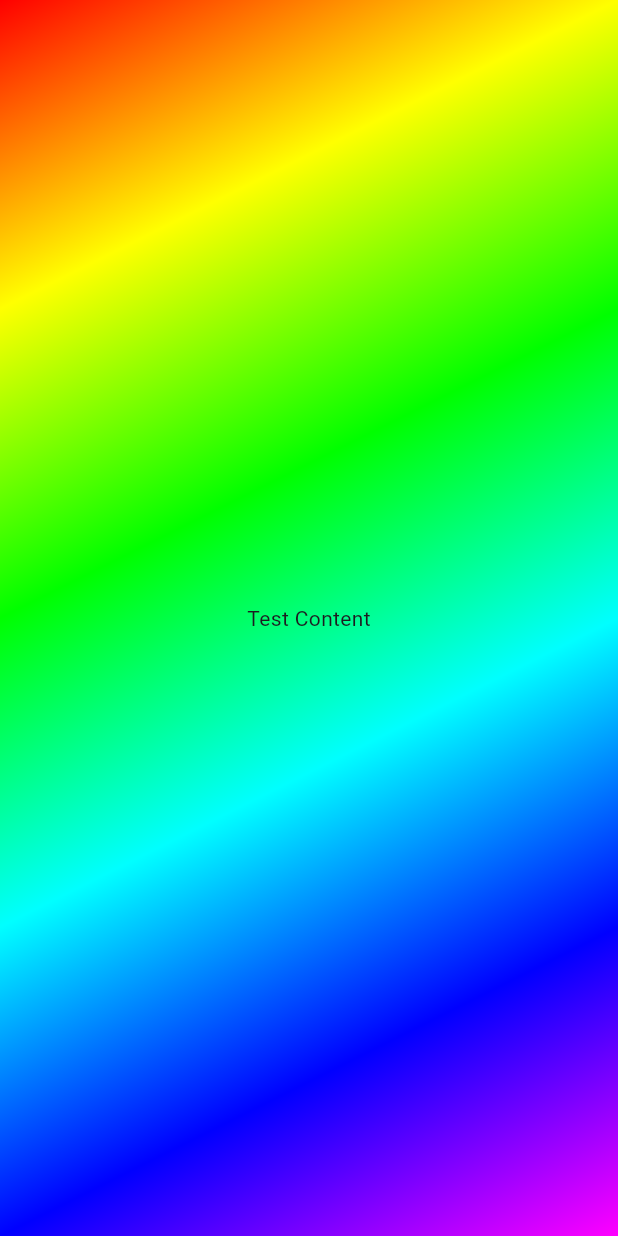
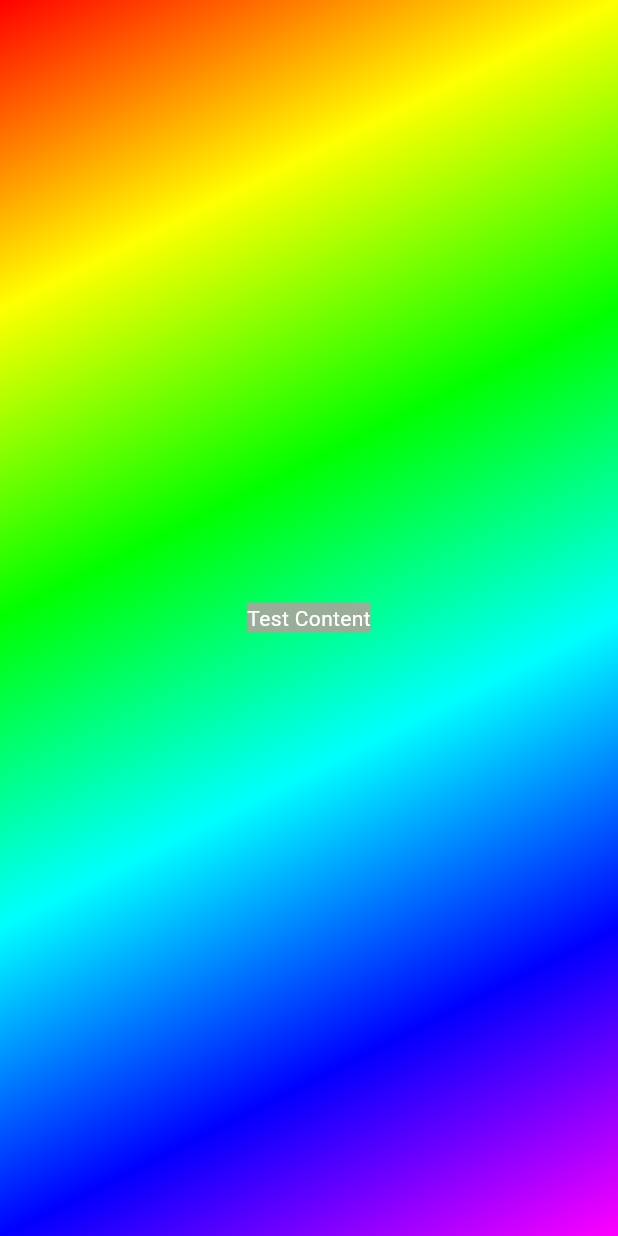
Before and after one commit to GedikEnginImecar/flutter, a Flutter app: the screen it shows after launch, on a phone screen of 412 x 824 dp. Run offline on Flutter 3.47's test engine with Material 3 defaults, Android fonts, the phone set to English and light mode, and no system bars.

```diff
--- a/first_app/lib/main.dart
+++ b/first_app/lib/main.dart
@@ -7,10 +7,25 @@ void main() {
   // main is unique - it is the main entry point into the code, and is automatically executed as the first step
 
   runApp(
-    MaterialApp(
+    const MaterialApp(
       // material app is used heavily in the back. helps with displaying the app and UI correctly on target platforms
       home: Scaffold(
-        body: Container(
+        body: GradientContainer(),
+      ),
+    ),
+  ); // used to get started any flutter app, takes in basic widgets, MaterialApp is provided and imported above
+}
+
+// create a class so you can create your own widgets
+// GradientContainer inherits from StatelessWidget (provided by flutter), forces you to follow the StatelessWidget class constraints
+class GradientContainer extends StatelessWidget {
+  const GradientContainer({super.key});
+  // initializes super.key, super being from the parent classes constructor function
+  // as GradientContainer is not an object that is expected to change, it can be defined as a constant value/type
+
+  @override // not required but makes it clear to override a method that is expected by StatelessWidget
+  Widget build(context) {
+    return Container(
       decoration: const BoxDecoration(
         gradient: LinearGradient(
           colors: [
@@ -26,10 +41,14 @@ void main() {
         ),
       ),
       child: const Center(
-            child: Text("Test Content"),
+        child: Text(
+          "Test Content",
+          style: TextStyle(
+            backgroundColor: Color.fromARGB(255, 154, 173, 152),
+            color: Color.fromARGB(255, 255, 255, 255),
           ),
         ),
       ),
-    ),
-  ); // used to get started any flutter app, takes in basic widgets, MaterialApp is provided and imported above
+    );
+  } // Widget is the data type returned, context will receive context parameters (target), build is called automatically by flutter similar to main when rendering interface
 }
```
Also changed, not shown: 1 other file. Lines whose indentation alone changed are shown as unchanged.
